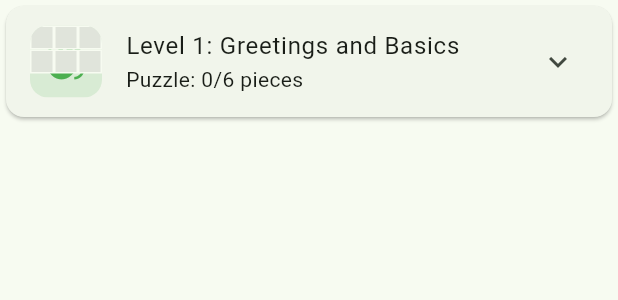
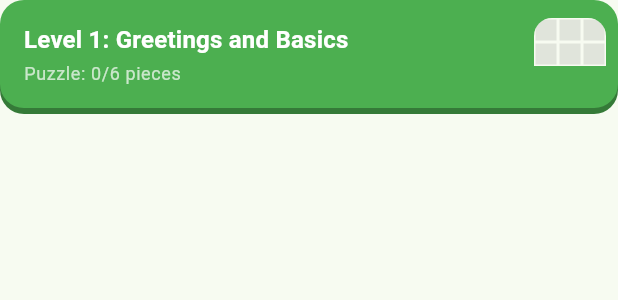
Before and after one commit to Benjie-commits/Learn-Ateso, a Flutter app: the LevelCard widget shown alone on an empty page, opened directly with empty values, on a phone screen of 412 x 824 dp. Shown: the top 300 px of the screen. Run offline on Flutter 3.47's test engine with Material 3 defaults, Android fonts, the phone set to English and light mode, and no system bars; our stand-ins replace audioplayers, cloud_firestore, firebase_auth, firebase_core, shared_preferences; accounts and stored records are empty.

Commit message:
Add logo, brown welcome screen, and Duolingo-style lesson path
- Show the Learn Ateso logo on the welcome screen (assets/images/logo.png)
- Light brown welcome background with brand colors in AppTheme
- Lessons screen title is now "My Lessons"
- Lesson list is a banner per level with lessons as zigzag round nodes
- Widget test checks for the logo image instead of the title text

Co-Authored-By: Claude Sonnet 5.5 <noreply@anthropic.com>

```diff
--- a/lib/core/theme/app_theme.dart
+++ b/lib/core/theme/app_theme.dart
@@ -5,6 +5,11 @@ class AppTheme {
 
   static const Color primary = Color(0xFF2E7D32);
   static const Color secondary = Color(0xFFFF8F00);
+
+  // Brand colors taken from the logo (savannah sunset, acacia, book).
+  static const Color brandBrown = Color(0xFF7A3E1D);
+  static const Color brandOrange = Color(0xFFF7931E);
+  static const Color welcomeBackground = Color(0xFFEBD9BC);
 
   static ThemeData light() {
     final colorScheme = ColorScheme.fromSeed(
--- a/lib/features/lesson_list/lesson_list_screen.dart
+++ b/lib/features/lesson_list/lesson_list_screen.dart
@@ -40,7 +40,7 @@ class _LessonListScreenState extends State<LessonListScreen> {
 
     return Scaffold(
       appBar: AppBar(
-        title: const Text('Lessons'),
+        title: const Text('My Lessons'),
         actions: [
           Padding(
             padding: const EdgeInsets.symmetric(horizontal: 16),
--- a/lib/features/lesson_list/widgets/level_card.dart
+++ b/lib/features/lesson_list/widgets/level_card.dart
@@ -10,6 +10,8 @@ import '../../../routing/route_args.dart';
 import '../../village/village_theme.dart';
 import 'lesson_tile.dart';
 
+/// A level shown as a coloured banner followed by its lessons laid out as a
+/// winding path of round nodes.
 class LevelCard extends StatelessWidget {
   const LevelCard({super.key, required this.viewModel});
 
@@ -18,15 +20,18 @@ class LevelCard extends StatelessWidget {
   @override
   Widget build(BuildContext context) {
     final level = viewModel.level;
+    final theme = themeForLevelOrder(level.order);
     final pieces = '${viewModel.revealedPuzzlePieces}/${level.puzzle.totalPieces} pieces';
 
     if (viewModel.locked) {
-      return Card(
-        child: ListTile(
-          leading: const Icon(Icons.lock),
-          title: Text(level.name),
-          subtitle: const Text('Locked — take the skip test to unlock'),
+      return Column(
+        children: [
+          _Banner(
+            color: Colors.grey.shade500,
+            title: level.name,
+            subtitle: 'Locked — take the skip test to unlock',
             trailing: TextButton(
+              style: TextButton.styleFrom(foregroundColor: Colors.white),
               onPressed: () => Navigator.of(context).pushNamed(
                 Routes.skipTest,
                 arguments: SkipTestArgs(levelId: level.id, levelName: level.name),
@@ -34,23 +39,25 @@ class LevelCard extends StatelessWidget {
               child: const Text('Skip test'),
             ),
           ),
+          const SizedBox(height: 16),
+        ],
       );
     }
 
-    final theme = themeForLevelOrder(level.order);
-
-    return Card(
-      child: ExpansionTile(
-        leading: PuzzleImageReveal(
+    return Column(
+      children: [
+        _Banner(
+          color: theme.color,
+          title: level.name,
+          subtitle: 'Puzzle: $pieces',
+          trailing: PuzzleImageReveal(
             totalPieces: level.puzzle.totalPieces,
             revealedPositions: viewModel.revealedPuzzlePositions,
             icon: theme.puzzleIcon,
             color: theme.color,
             size: 48,
           ),
-        title: Text(level.name),
-        subtitle: Text('Puzzle: $pieces'),
-        children: [
+        ),
         FutureBuilder<List<Lesson>>(
           future: context.read<ContentRepository>().getLessonsForLevel(level.id),
           builder: (context, snapshot) {
@@ -61,19 +68,84 @@ class LevelCard extends StatelessWidget {
               );
             }
             final lessons = snapshot.data!;
-              return Column(
+            return Padding(
+              padding: const EdgeInsets.symmetric(vertical: 12),
+              child: Column(
                 children: [
                   for (var i = 0; i < lessons.length; i++)
                     LessonTile(
                       lesson: lessons[i],
+                      index: i,
+                      color: theme.color,
                       completed: viewModel.completedLessonIds.contains(lessons[i].id),
                       locked: i > 0 &&
                           !viewModel.completedLessonIds.contains(lessons[i - 1].id),
                     ),
                 ],
+              ),
             );
           },
         ),
+      ],
+    );
+  }
+}
+
+class _Banner extends StatelessWidget {
+  const _Banner({
+    required this.color,
+    required this.title,
+    required this.subtitle,
+    required this.trailing,
+  });
+
+  final Color color;
+  final String title;
+  final String subtitle;
+  final Widget trailing;
+
+  @override
+  Widget build(BuildContext context) {
+    final textTheme = Theme.of(context).textTheme;
+    return Container(
+      width: double.infinity,
+      padding: const EdgeInsets.fromLTRB(16, 12, 8, 12),
+      decoration: BoxDecoration(
+        color: color,
+        borderRadius: BorderRadius.circular(16),
+        boxShadow: [
+          BoxShadow(
+            color: HSLColor.fromColor(color)
+                .withLightness(
+                  (HSLColor.fromColor(color).lightness - 0.15).clamp(0.0, 1.0),
+                )
+                .toColor(),
+            offset: const Offset(0, 4),
+          ),
+        ],
+      ),
+      child: Row(
+        children: [
+          Expanded(
+            child: Column(
+              crossAxisAlignment: CrossAxisAlignment.start,
+              children: [
+                Text(
+                  title,
+                  style: textTheme.titleMedium?.copyWith(
+                    color: Colors.white,
+                    fontWeight: FontWeight.bold,
+                  ),
+                ),
+                const SizedBox(height: 2),
+                Text(
+                  subtitle,
+                  style: textTheme.bodySmall?.copyWith(color: Colors.white70),
+                ),
+              ],
+            ),
+          ),
+          trailing,
         ],
       ),
     );
--- a/pubspec.yaml
+++ b/pubspec.yaml
@@ -67,10 +67,8 @@ flutter:
   # the material Icons class.
   uses-material-design: true
 
-  # To add assets to your application, add an assets section, like this:
-  # assets:
-  #   - images/a_dot_burr.jpeg
-  #   - images/a_dot_ham.jpeg
+  assets:
+    - assets/images/logo.png
 
   # An image asset can refer to one or more resolution-specific "variants", see
   # https://flutter.dev/to/resolution-aware-images
```
Also changed, not shown: lib/features/lesson_list/widgets/lesson_tile.dart (+54 -10 lines), lib/features/onboarding/onboarding_screen.dart (+42 -10 lines), assets/images/logo.png (added), 1 other file. Lines whose indentation alone changed are shown as unchanged.
